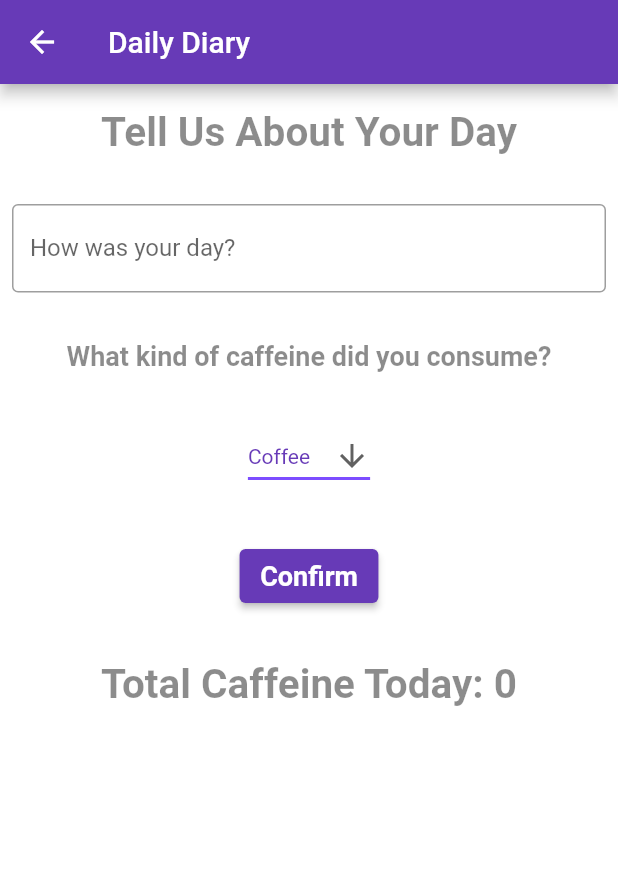
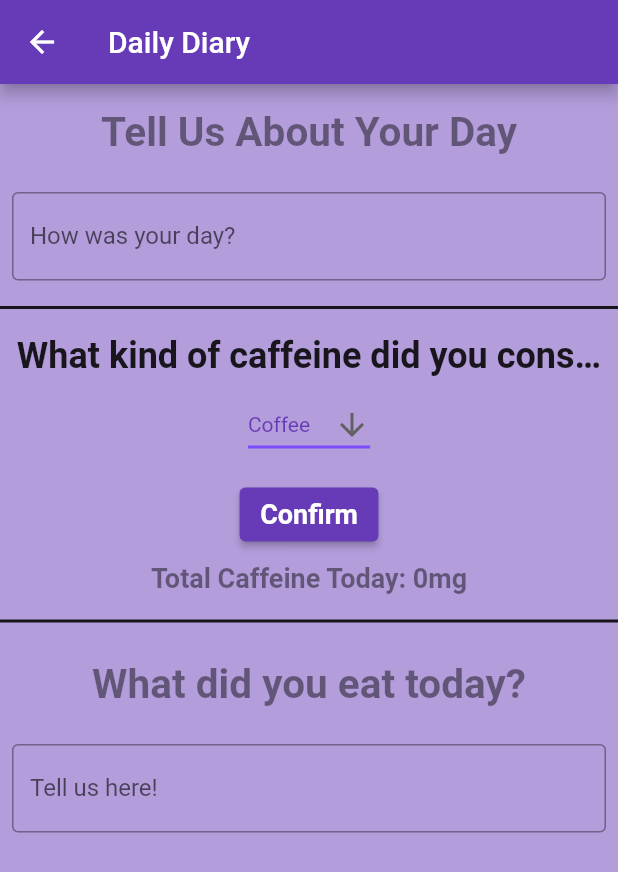
Before and after one commit to jakelang01/SweetDreams, a Flutter app: the screen it shows after launch, in the side drawer, after a tap on "Daily Diary", on a phone screen of 412 x 824 dp. Shown: the top 872 px of the screen. Run offline on Flutter 3.47's test engine with Material 2 defaults, Android fonts, the phone set to English and light mode, and no system bars; our stand-ins replace cloud_firestore, firebase_core, flutter_rating_bar, shared_preferences, youtube_player_flutter; accounts and stored records are empty.

Commit message:
tell us about your day

```diff
--- a/lib/dreams/views/dreams_diary.dart
+++ b/lib/dreams/views/dreams_diary.dart
@@ -21,6 +21,7 @@ class _DiaryScreen extends State<DiaryScreen> {
 
   //text controllers
   TextEditingController dailyEntry = TextEditingController();
+  TextEditingController mealEntry = TextEditingController();
 
   int dailyCaf = 0;
   //late int localCaf;
@@ -30,17 +31,6 @@ class _DiaryScreen extends State<DiaryScreen> {
     //localCaf = widget.caffKey;
     super.initState();
   }
-
-  /*final CaffCallback onChanged;
-  _DiaryScreen({required this.onChanged});
-  onChanged: (int updCaff){
-  updateCaff(updCaff)
-  }
-  void updateCaff(int up){
-    setState(() {
-      up = dailyCaf;
-    });
-  }*/
 
   void calcCaff(String dropValue){
     switch(dropValue){
@@ -75,7 +65,7 @@ class _DiaryScreen extends State<DiaryScreen> {
         title: Text("Daily Diary"),
         actions: <Widget>[],
       ),
-      backgroundColor: Colors.white,
+      backgroundColor: Theme.of(context).backgroundColor,
       body: Column(
         children: <Widget>[
           const Padding(
@@ -89,7 +79,7 @@ class _DiaryScreen extends State<DiaryScreen> {
               ),
           ),
           Padding(
-            padding: const EdgeInsets.symmetric(horizontal: 8, vertical: 16),
+            padding: const EdgeInsets.symmetric(horizontal: 8, vertical: 8),
             child: TextFormField(
               controller: dailyEntry,
               decoration: const InputDecoration(
@@ -98,22 +88,29 @@ class _DiaryScreen extends State<DiaryScreen> {
               ),
             ),
           ),
+          Divider(
+            height: 20,
+            thickness: 2,
+            indent: 0,
+            endIndent: 0,
+            color: Theme.of(context).dividerColor,
+          ),
           Padding(
-            padding: const EdgeInsets.symmetric(horizontal: 8, vertical: 16),
+            padding: const EdgeInsets.only(left: 8, right: 8, top: 8, bottom: 4),
             child: Text(
               'What kind of caffeine did you consume?',
               textAlign: TextAlign.center,
               overflow: TextOverflow.ellipsis,
               textScaleFactor: 1,
-              style: const TextStyle(fontWeight: FontWeight.bold),
+              style: Theme.of(context).textTheme.headline2,
             ),
           ),
           Padding(
-            padding: const EdgeInsets.symmetric(horizontal: 8, vertical: 16),
+            padding: const EdgeInsets.only(top: 4, bottom: 8),
             child: CaffeineMenu(),
           ),
           Padding(
-            padding: const EdgeInsets.symmetric(horizontal: 8, vertical: 16),
+            padding: const EdgeInsets.symmetric(horizontal: 8, vertical: 4),
             child: ElevatedButton(
               style: ElevatedButton.styleFrom(
                   primary: Colors.deepPurple
@@ -128,14 +125,41 @@ class _DiaryScreen extends State<DiaryScreen> {
             ),
           ),
           Padding(
+            padding: const EdgeInsets.only(left: 8, right: 8, top: 4, bottom: 8),
+            child: Text(
+              'Total Caffeine Today: $dailyCaf\mg',
+              textAlign: TextAlign.center,
+              overflow: TextOverflow.ellipsis,
+              textScaleFactor: 1,
+              style: const TextStyle(fontWeight: FontWeight.bold),
+            )
+          ),
+          Divider(
+            height: 20,
+            thickness: 2,
+            indent: 0,
+            endIndent: 0,
+            color: Theme.of(context).dividerColor,
+          ),
+          Padding(
             padding: const EdgeInsets.symmetric(horizontal: 8, vertical: 16),
             child: Text(
-              'Total Caffeine Today: $dailyCaf',
+              'What did you eat today?',
               textAlign: TextAlign.center,
               overflow: TextOverflow.ellipsis,
               textScaleFactor: 1.5,
               style: const TextStyle(fontWeight: FontWeight.bold),
             )
+          ),
+          Padding(
+            padding: const EdgeInsets.symmetric(horizontal: 8, vertical: 8),
+            child: TextFormField(
+              controller: mealEntry,
+              decoration: const InputDecoration(
+                border: OutlineInputBorder(),
+                labelText: "Tell us here!",
+              ),
+            ),
           )
         ],
       ),
```
